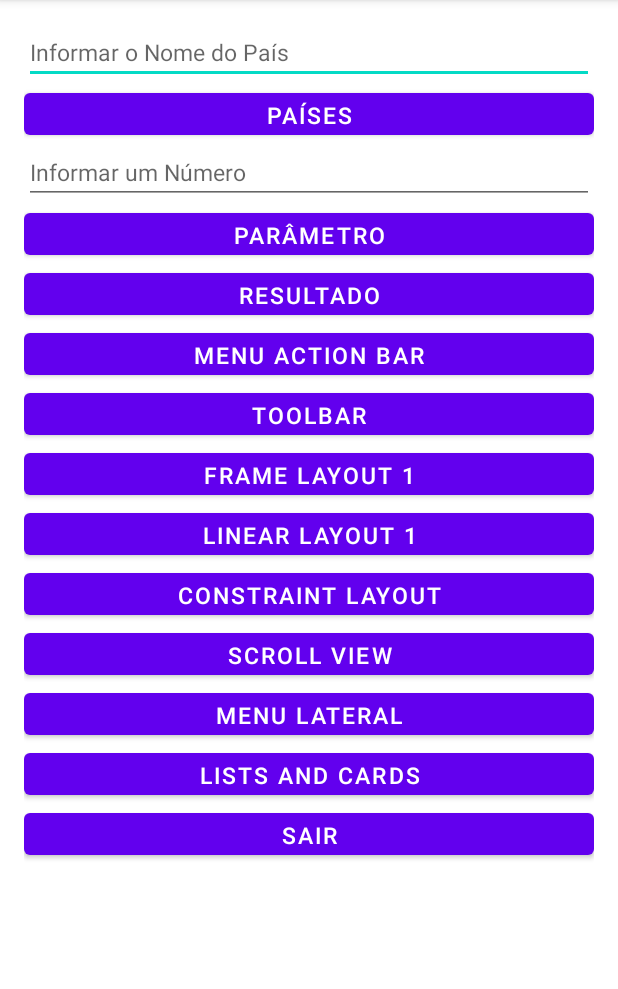
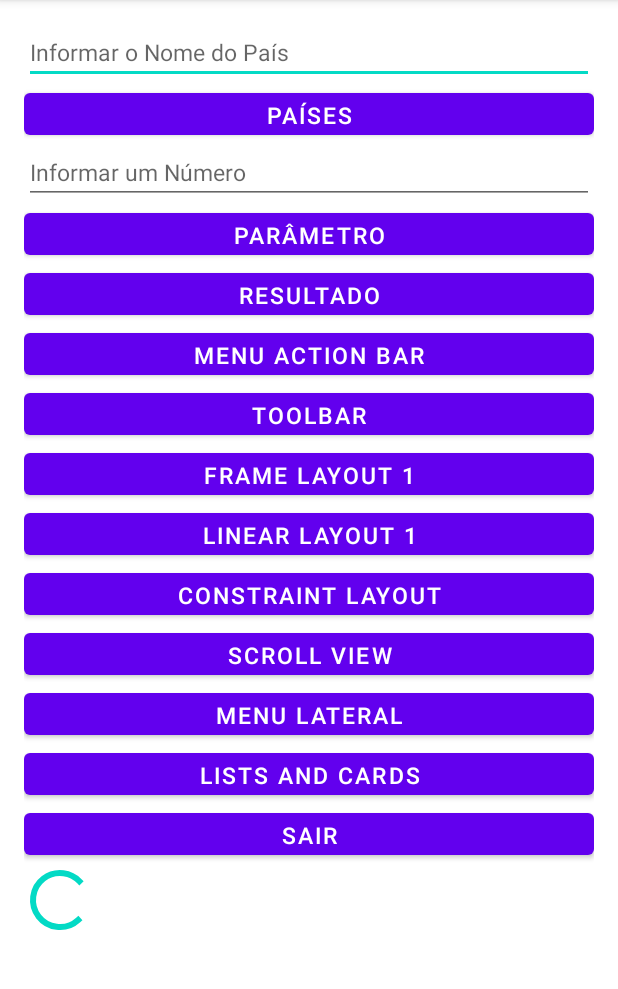
Before and after one commit to VXRGXSstudent/LMSApp5, an Android app: the TelaInicialActivity screen opened directly, with no data from a screen before it, on a phone screen of 412 x 824 dp, the part 84-1073 px from its top. Run offline under Robolectric (Android 15) with nearby library versions, the phone set to English and light mode, and no system bars.

Commit message:
AC05-latest

```diff
--- a/app/src/main/java/com/vargas/lmsapp5/LoginActivity.kt
+++ b/app/src/main/java/com/vargas/lmsapp5/LoginActivity.kt
@@ -41,7 +41,7 @@ class LoginActivity : DebugActivity() {
                     builder.setMessage("Usuário(a) Não Cadastrado(a).")
                     builder.create()
                     builder.show()
-                } else if (!(binding.camPassword.text.toString().equals("12345"))) {
+                } else if (!(binding.camPassword.text.toString().equals("2201259"))) {
                     builder.setTitle("Informações do Login:")
                     builder.setMessage("Password Inválida.")
                     builder.create()
--- a/app/src/main/java/com/vargas/lmsapp5/TelaInicialActivity.kt
+++ b/app/src/main/java/com/vargas/lmsapp5/TelaInicialActivity.kt
@@ -15,7 +15,10 @@ class TelaInicialActivity : AppCompatActivity() {
     private val binding by lazy {
         ActivityTelaInicialBinding.inflate(layoutInflater)
     }
-    val paises = listOf("Angola", "Brasil", "Mocambique", "Portugal", "Guiné Bissau", "Timor Leste", "Guiné Equatorial", "Cabo Verde", "São Tomé e Príncipe")
+
+    val paises = listOf("Angola", "Brasil","Mocambique", "Portugal", "Guiné Bissau", "Timor Leste", "Guiné Equatorial", "Cabo Verde", "São Tomé e Príncipe")
+
+
 
     override fun onCreate(savedInstanceState: Bundle?) {
         super.onCreate(savedInstanceState)
--- a/app/src/main/res/layout/activity_tela_inicial.xml
+++ b/app/src/main/res/layout/activity_tela_inicial.xml
@@ -154,4 +154,10 @@
         android:text="SAIR"
         android:textSize="15sp" />
 
+    <ProgressBar
+        android:id="@+id/progressBar"
+        android:layout_width="wrap_content"
+        android:layout_height="wrap_content"
+        android:layout_centerInParent="true" />
+
 </LinearLayout>
```
